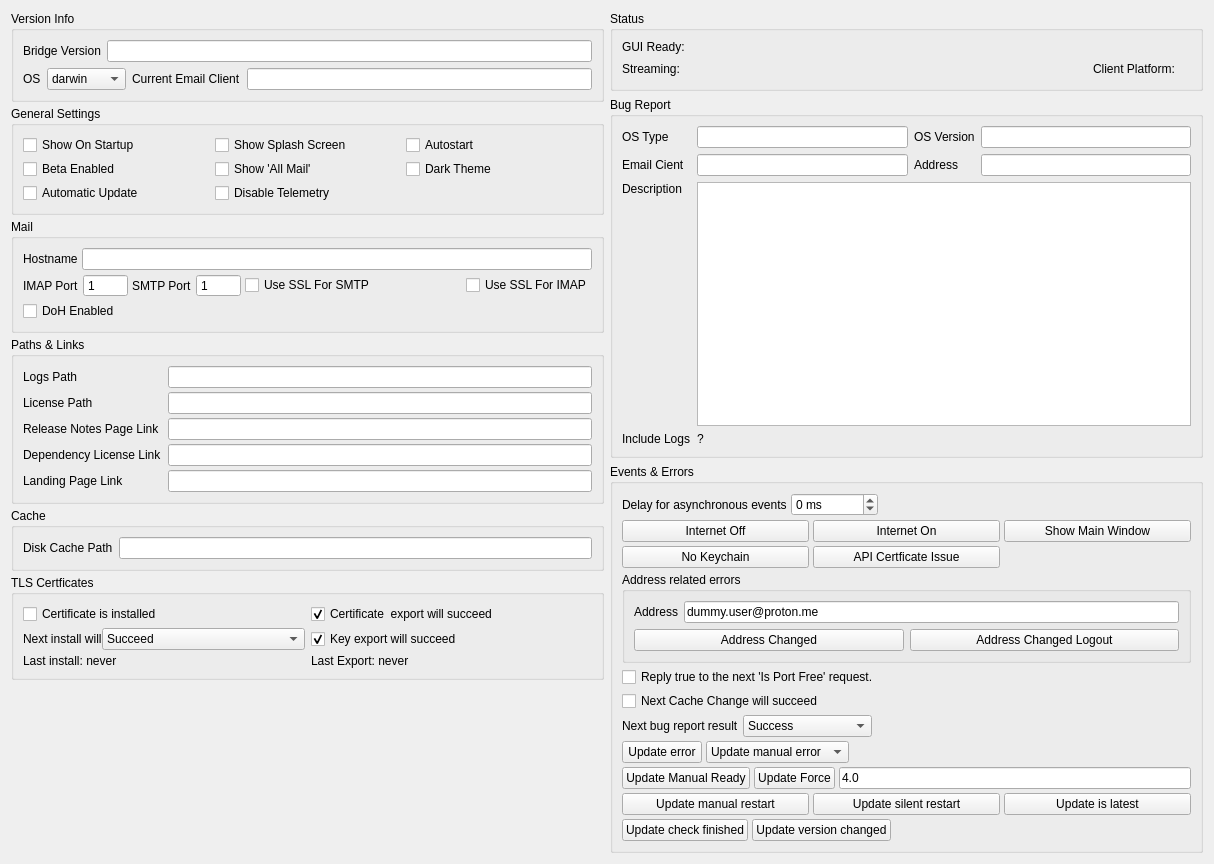
This is internal/frontend/bridge-gui/bridge-gui-tester/Tabs/SettingsTab.ui in ProtonMail/proton-bridge as Qt 5 draws it before an edit. The edited form follows.
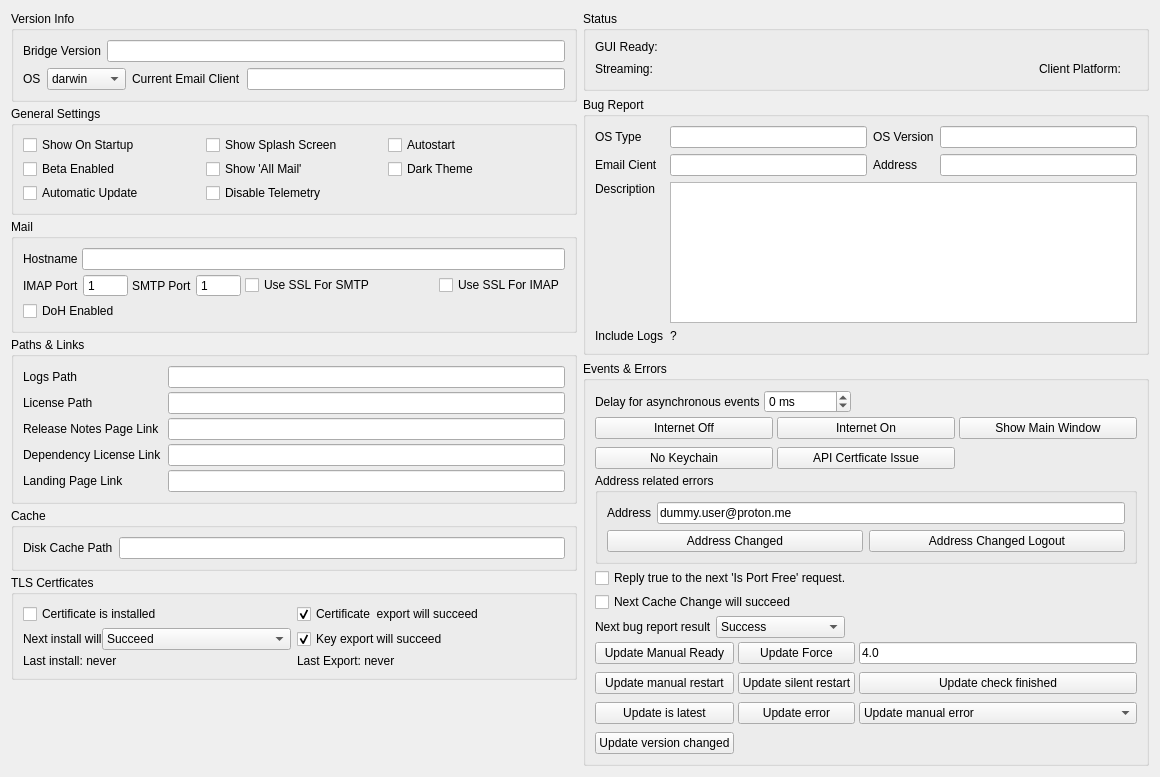
This is the edited form.

Commit message: feat(GODT-3046): tester UI cleanup.

```diff
--- a/internal/frontend/bridge-gui/bridge-gui-tester/Tabs/SettingsTab.ui
+++ b/internal/frontend/bridge-gui/bridge-gui-tester/Tabs/SettingsTab.ui
@@ -6,8 +6,8 @@
    <rect>
     <x>0</x>
     <y>0</y>
-    <width>1214</width>
-    <height>864</height>
+    <width>1160</width>
+    <height>777</height>
    </rect>
   </property>
   <property name="windowTitle">
@@ -812,6 +812,12 @@
           </item>
           <item>
            <layout class="QGridLayout" name="gridLayout_5">
+            <property name="horizontalSpacing">
+             <number>-1</number>
+            </property>
+            <property name="verticalSpacing">
+             <number>8</number>
+            </property>
             <item row="0" column="1">
              <widget class="QPushButton" name="buttonInternetOn">
               <property name="text">
@@ -961,119 +967,97 @@
            </layout>
           </item>
           <item>
-           <layout class="QHBoxLayout" name="horizontalLayout_16">
-            <item>
-             <widget class="QPushButton" name="buttonUpdateError">
-              <property name="text">
-               <string>Update error</string>
-              </property>
-             </widget>
-            </item>
-            <item>
-             <widget class="QComboBox" name="comboUpdateError">
-              <property name="sizeAdjustPolicy">
-               <enum>QComboBox::AdjustToContents</enum>
-              </property>
-              <item>
-               <property name="text">
-                <string>Update manual error</string>
-               </property>
-              </item>
-              <item>
-               <property name="text">
-                <string>Update force error</string>
-               </property>
-              </item>
-              <item>
-               <property name="text">
-                <string>Update silent error</string>
-               </property>
-              </item>
-             </widget>
-            </item>
-            <item>
-             <spacer name="horizontalSpacer_4">
-              <property name="orientation">
-               <enum>Qt::Horizontal</enum>
-              </property>
-              <property name="sizeHint" stdset="0">
-               <size>
-                <width>40</width>
-                <height>1</height>
-               </size>
-              </property>
-             </spacer>
-            </item>
-           </layout>
-          </item>
-          <item>
-           <layout class="QHBoxLayout" name="horizontalLayout_17">
-            <item>
+           <layout class="QGridLayout" name="gridLayout_6">
+            <property name="verticalSpacing">
+             <number>8</number>
+            </property>
+            <item row="0" column="0">
              <widget class="QPushButton" name="buttonUpdateManualReady">
               <property name="text">
                <string>Update Manual Ready</string>
               </property>
              </widget>
             </item>
-            <item>
-             <widget class="QPushButton" name="buttonUpdateForce">
-              <property name="text">
-               <string>Update Force</string>
-              </property>
-             </widget>
-            </item>
-            <item>
+            <item row="0" column="2">
              <widget class="QLineEdit" name="editUpdateVersion">
               <property name="text">
                <string>4.0</string>
               </property>
              </widget>
             </item>
-           </layout>
-          </item>
-          <item>
-           <layout class="QHBoxLayout" name="horizontalLayout_18">
-            <item>
+            <item row="4" column="0">
+             <widget class="QPushButton" name="buttonUpdateVersionChanged">
+              <property name="text">
+               <string>Update version changed</string>
+              </property>
+             </widget>
+            </item>
+            <item row="0" column="1">
+             <widget class="QPushButton" name="buttonUpdateForce">
+              <property name="text">
+               <string>Update Force</string>
+              </property>
+             </widget>
+            </item>
+            <item row="1" column="0">
              <widget class="QPushButton" name="buttonUpdateManualRestart">
               <property name="text">
                <string>Update manual restart</string>
               </property>
              </widget>
             </item>
-            <item>
+            <item row="1" column="2">
+             <widget class="QPushButton" name="buttonUpdateCheckFinished">
+              <property name="text">
+               <string>Update check finished</string>
+              </property>
+             </widget>
+            </item>
+            <item row="1" column="1">
              <widget class="QPushButton" name="buttonUpdateSilentRestart">
               <property name="text">
                <string>Update silent restart</string>
               </property>
              </widget>
             </item>
-            <item>
+            <item row="2" column="2">
+             <widget class="QComboBox" name="comboUpdateError">
+              <property name="sizeAdjustPolicy">
+               <enum>QComboBox::AdjustToContents</enum>
+              </property>
+              <item>
+               <property name="text">
+                <string>Update manual error</string>
+               </property>
+              </item>
+              <item>
+               <property name="text">
+                <string>Update force error</string>
+               </property>
+              </item>
+              <item>
+               <property name="text">
+                <string>Update silent error</string>
+               </property>
+              </item>
+             </widget>
+            </item>
+            <item row="2" column="1">
+             <widget class="QPushButton" name="buttonUpdateError">
+              <property name="text">
+               <string>Update error</string>
+              </property>
+             </widget>
+            </item>
+            <item row="2" column="0">
              <widget class="QPushButton" name="buttonUpdateIsLatest">
               <property name="text">
                <string>Update is latest</string>
               </property>
              </widget>
             </item>
-           </layout>
-          </item>
-          <item>
-           <layout class="QHBoxLayout" name="horizontalLayout_19">
-            <item>
-             <widget class="QPushButton" name="buttonUpdateCheckFinished">
-              <property name="text">
-               <string>Update check finished</string>
-              </property>
-             </widget>
-            </item>
-            <item>
-             <widget class="QPushButton" name="buttonUpdateVersionChanged">
-              <property name="text">
-               <string>Update version changed</string>
-              </property>
-             </widget>
-            </item>
-            <item>
-             <spacer name="horizontalSpacer_7">
+            <item row="4" column="1" colspan="2">
+             <spacer name="horizontalSpacer_6">
               <property name="orientation">
                <enum>Qt::Horizontal</enum>
               </property>
```
Left out of the diff: 3 changed lines with no effect on the pictures. The commit also changes 2 other files.
